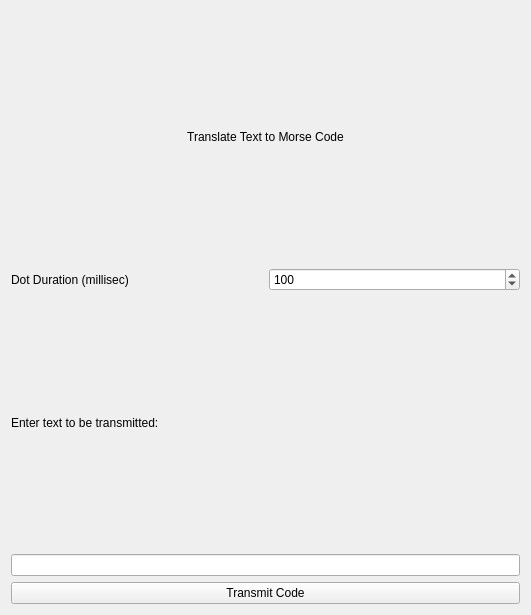
The window that lanmorseform.ui (jpietrzak8/Lanterne) describes before a commit, drawn with Qt 5.
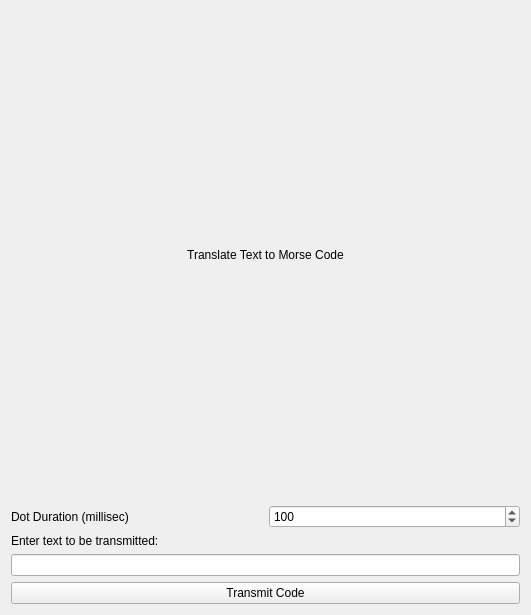
The same window after the commit.

Diff of the .ui file:
```diff
--- a/lanmorseform.ui
+++ b/lanmorseform.ui
@@ -13,7 +13,7 @@
   <property name="windowTitle">
    <string>Morse Code</string>
   </property>
-  <layout class="QVBoxLayout" name="verticalLayout">
+  <layout class="QVBoxLayout" name="verticalLayout_2">
    <item>
     <widget class="QLabel" name="morseLabel">
      <property name="text">
@@ -52,7 +52,15 @@
     </layout>
    </item>
    <item>
+    <layout class="QVBoxLayout" name="verticalLayout">
+     <item>
     <widget class="QLabel" name="textEntryLabel">
+       <property name="sizePolicy">
+        <sizepolicy hsizetype="Preferred" vsizetype="Fixed">
+         <horstretch>0</horstretch>
+         <verstretch>0</verstretch>
+        </sizepolicy>
+       </property>
      <property name="text">
       <string>Enter text to be transmitted:</string>
      </property>
@@ -60,6 +68,8 @@
    </item>
    <item>
     <widget class="QLineEdit" name="morseLineEdit"/>
+     </item>
+    </layout>
    </item>
    <item>
     <widget class="QPushButton" name="morseButton">
```
Lines whose indentation alone changed are shown as unchanged.
